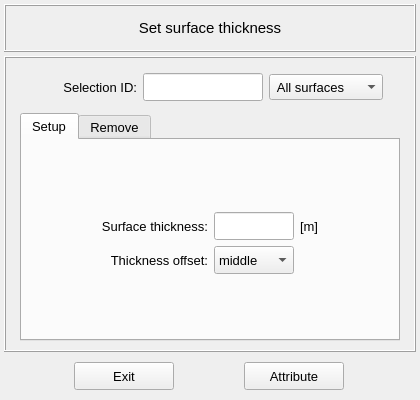
The window that vibra/interface/data/ui_files/model/setup/structural/surface_thickness_input.ui (MOPT-UFSC/VIBRA) describes before a commit, drawn with Qt 5.
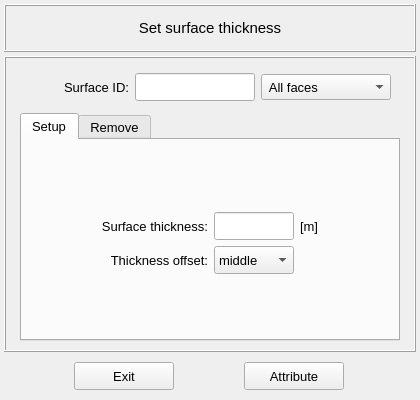
The same window after the commit.

Commit message: Fixes the surface thickness attribution by selection

```diff
--- a/vibra/interface/data/ui_files/model/setup/structural/surface_thickness_input.ui
+++ b/vibra/interface/data/ui_files/model/setup/structural/surface_thickness_input.ui
@@ -207,7 +207,7 @@
             </font>
            </property>
            <property name="text">
-            <string>Selection ID:</string>
+            <string>Surface ID:</string>
            </property>
            <property name="alignment">
             <set>Qt::AlignRight|Qt::AlignTrailing|Qt::AlignVCenter</set>
@@ -218,13 +218,13 @@
           <widget class="QComboBox" name="comboBox_attribution_type">
            <property name="minimumSize">
             <size>
-             <width>100</width>
+             <width>130</width>
              <height>26</height>
             </size>
            </property>
            <property name="maximumSize">
             <size>
-             <width>16777215</width>
+             <width>130</width>
              <height>26</height>
             </size>
            </property>
@@ -233,9 +233,12 @@
              <pointsize>10</pointsize>
             </font>
            </property>
+           <property name="sizeAdjustPolicy">
+            <enum>QComboBox::AdjustToContents</enum>
+           </property>
            <item>
             <property name="text">
-             <string> All surfaces</string>
+             <string> All faces</string>
             </property>
            </item>
            <item>
```
Left out of the diff: 2 changed lines with no effect on the pictures. The commit also changes 1 other file.
